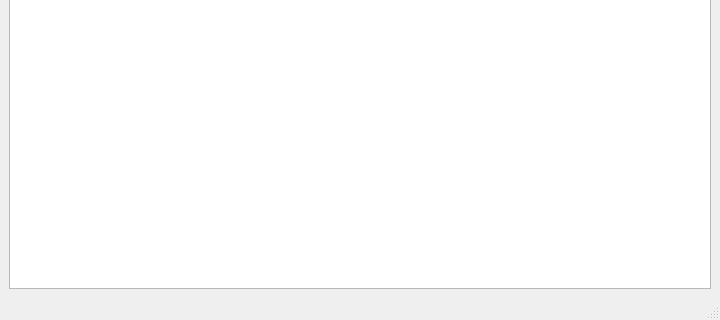
Old version of the form mainwindow.ui in the repository mikroffarad/QtEmerge; both pictures show x 0 to 720 and y 373 to 693 of the 720 by 693 pixel window.
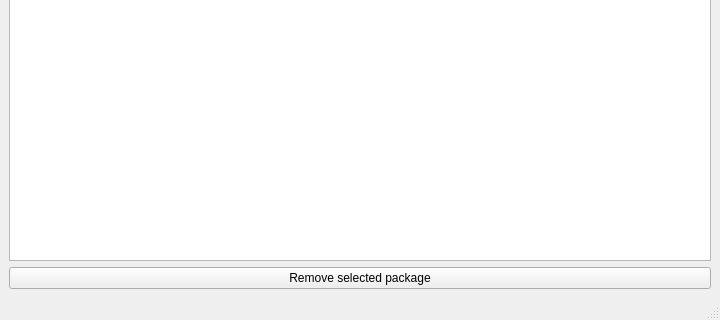
New version of the form.

Commit message: feat: uninstall package

What changed in the file:
```diff
--- a/mainwindow.ui
+++ b/mainwindow.ui
@@ -43,6 +43,13 @@
     <item>
      <widget class="QListWidget" name="lw_packages"/>
     </item>
+    <item>
+     <widget class="QPushButton" name="b_remove">
+      <property name="text">
+       <string>Remove selected package</string>
+      </property>
+     </widget>
+    </item>
    </layout>
   </widget>
   <widget class="QMenuBar" name="menubar">
```
The commit also changes 2 other files.
